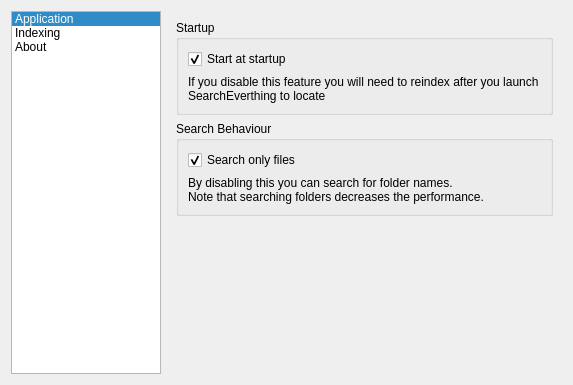
This is sources/gui/SettingsWindow.ui in destan/searcheverything as Qt 5 draws it before an edit. The edited form follows.
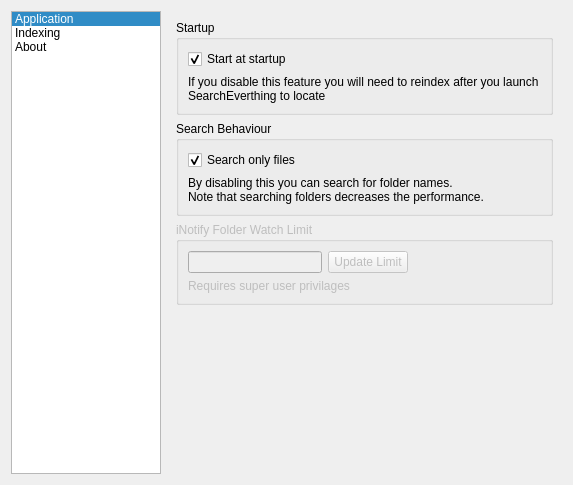
This is the edited form. The open tabs and pages were chosen to show the change. Icons and pictures are not drawn.

Commit message: enhances gui for #8, settings manipulated via gui now

```diff
--- a/sources/gui/SettingsWindow.ui
+++ b/sources/gui/SettingsWindow.ui
@@ -7,7 +7,7 @@
     <x>0</x>
     <y>0</y>
     <width>573</width>
-    <height>385</height>
+    <height>485</height>
    </rect>
   </property>
   <property name="windowTitle">
@@ -148,14 +148,70 @@
         </widget>
        </item>
        <item>
-        <spacer name="verticalSpacer_3">
+        <widget class="QGroupBox" name="groupBox_6">
+         <property name="enabled">
+          <bool>false</bool>
+         </property>
+         <property name="toolTip">
+          <string>To be available in the future...</string>
+         </property>
+         <property name="title">
+          <string>iNotify Folder Watch Limit</string>
+         </property>
+         <layout class="QVBoxLayout" name="verticalLayout_9">
+          <item>
+           <layout class="QHBoxLayout" name="horizontalLayout_2">
+            <item>
+             <widget class="QLineEdit" name="lineEditInotifyLimit">
+              <property name="inputMask">
+               <string>0000000; </string>
+              </property>
+             </widget>
+            </item>
+            <item>
+             <widget class="QPushButton" name="pushButton">
+              <property name="text">
+               <string>Update Limit</string>
+              </property>
+             </widget>
+            </item>
+            <item>
+             <spacer name="horizontalSpacer">
+              <property name="orientation">
+               <enum>Qt::Horizontal</enum>
+              </property>
+              <property name="sizeHint" stdset="0">
+               <size>
+                <width>40</width>
+                <height>20</height>
+               </size>
+              </property>
+             </spacer>
+            </item>
+           </layout>
+          </item>
+          <item>
+           <widget class="QLabel" name="label_2">
+            <property name="text">
+             <string>Requires super user privilages</string>
+            </property>
+            <property name="wordWrap">
+             <bool>true</bool>
+            </property>
+           </widget>
+          </item>
+         </layout>
+        </widget>
+       </item>
+       <item>
+        <spacer name="verticalSpacer">
          <property name="orientation">
           <enum>Qt::Vertical</enum>
          </property>
          <property name="sizeHint" stdset="0">
           <size>
            <width>20</width>
-           <height>121</height>
+           <height>40</height>
           </size>
          </property>
         </spacer>
```
Left out of the diff: 56 changed lines with no effect on the pictures. The commit also changes 9 other files.
